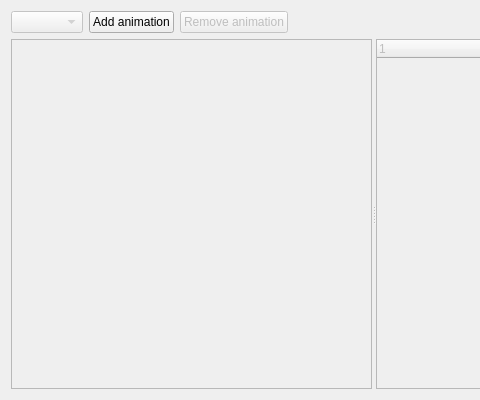
Old version of the form src/timeline/timelinewidget.ui in the repository skyrpex/Flatty-Dev; both pictures show x 0 to 480 and y 0 to 400 of the 748 by 400 pixel window.
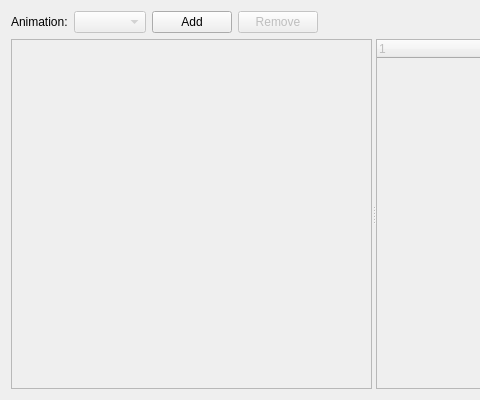
New version of the form.

What changed in the file:
```diff
--- a/src/timeline/timelinewidget.ui
+++ b/src/timeline/timelinewidget.ui
@@ -16,6 +16,13 @@
   <layout class="QVBoxLayout" name="verticalLayout">
    <item>
     <layout class="QHBoxLayout" name="horizontalLayout">
+     <item>
+      <widget class="QLabel" name="label">
+       <property name="text">
+        <string>Animation:</string>
+       </property>
+      </widget>
+     </item>
      <item>
       <widget class="QComboBox" name="comboBox">
        <property name="enabled">
@@ -26,7 +33,7 @@
      <item>
       <widget class="QPushButton" name="addButton">
        <property name="text">
-        <string>Add animation</string>
+        <string>Add</string>
        </property>
       </widget>
      </item>
@@ -36,7 +43,7 @@
         <bool>false</bool>
        </property>
        <property name="text">
-        <string>Remove animation</string>
+        <string>Remove</string>
        </property>
       </widget>
      </item>
```
